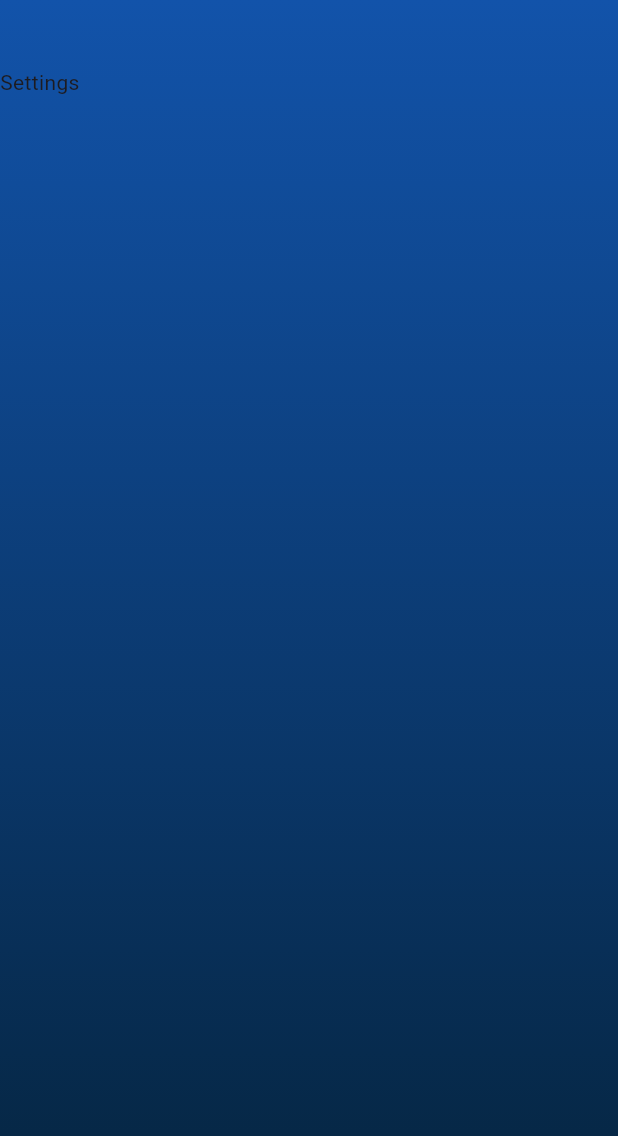
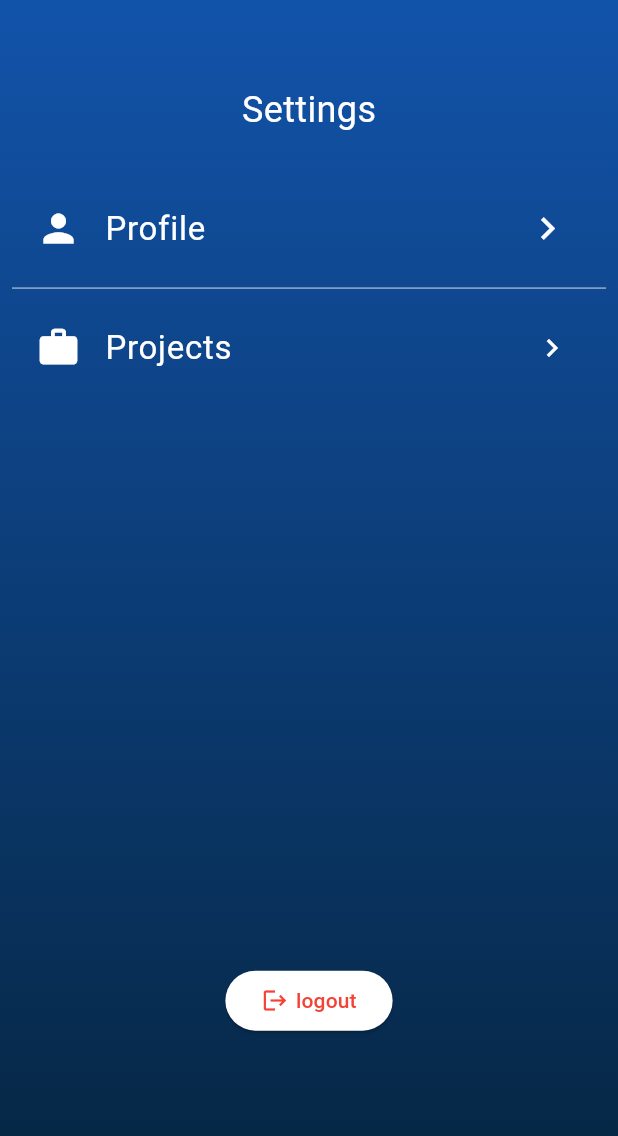
Before and after one commit to Adhamessam2/Todoapp, a Flutter app: the SettingsScreen screen opened directly, on a phone screen of 412 x 824 dp. Shown: the top 1136 px of the screen. Run offline on Flutter 3.47's test engine with Material 3 defaults, Android fonts, the phone set to English and light mode, and no system bars; our stand-ins replace cloud_firestore, firebase_auth, firebase_core, flutter_bloc, flutter_screenutil, smooth_page_indicator and 1 more; accounts and stored records are empty.

Commit message:
profiletap& projects in settings screen

```diff
--- a/lib/features/addTasks/presentation/main_screen.dart
+++ b/lib/features/addTasks/presentation/main_screen.dart
@@ -7,6 +7,7 @@ import 'package:todoapp/features/addTasks/presentation/add_task_screen.dart';
 import 'package:todoapp/features/calendar/calendar_Screen.dart';
 import 'package:todoapp/features/calendar/cubit/calendar_cubit.dart';
 import 'package:todoapp/features/home/presentation/screens/home_screen.dart';
+
 import 'package:todoapp/features/settings/screens/settings_screen.dart';
 
 class MainScreen extends StatelessWidget {
--- /dev/null
+++ b/lib/features/settings/screens/profile_screen.dart
@@ -0,0 +1,10 @@
+import 'package:flutter/material.dart';
+
+class ProfileScreen extends StatelessWidget {
+  const ProfileScreen({super.key});
+
+  @override
+  Widget build(BuildContext context) {
+    return Scaffold();
+  }
+}
--- a/lib/features/settings/screens/settings_screen.dart
+++ b/lib/features/settings/screens/settings_screen.dart
@@ -1,6 +1,10 @@
 import 'package:flutter/material.dart';
+import 'package:flutter_bloc/flutter_bloc.dart';
 import 'package:flutter_screenutil/flutter_screenutil.dart';
 import 'package:todoapp/core/style_manegares/colors.dart';
+import 'package:todoapp/features/auth/cubit/logic.dart';
+import 'package:todoapp/features/auth/cubit/states.dart';
+import 'package:todoapp/features/settings/screens/profile_screen.dart';
 
 class SettingsScreen extends StatefulWidget {
   const SettingsScreen({super.key});
@@ -24,8 +28,84 @@ class _SettingsScreenState extends State<SettingsScreen> {
         backgroundColor: Colors.transparent,
         body: Column(
           children: [
-            SizedBox(height: 40.h),
-            Text('Settings'),
+            SizedBox(height: 50.h),
+            Center(
+              child: Text(
+                'Settings',
+                style: TextStyle(color: Colors.white, fontSize: 24),
+              ),
+            ),
+            SizedBox(height: 23.h),
+            Container(
+              child: Padding(
+                padding: const EdgeInsets.all(8.0),
+                child: Column(
+                  children: [
+                    ListTile(
+                      leading: Icon(
+                        Icons.person,
+                        color: Colors.white,
+                        size: 30,
+                      ),
+                      title: Text(
+                        'Profile',
+                        style: TextStyle(color: Colors.white, fontSize: 22),
+                      ),
+                      trailing: Icon(
+                        Icons.chevron_right,
+                        color: Colors.white,
+                        size: 30,
+                      ),
+                      onTap: () {
+                        Navigator.push(
+                          context,
+                          MaterialPageRoute(
+                            builder: (context) => ProfileScreen(),
+                          ),
+                        );
+                      },
+                    ),
+                    SizedBox(height: 10.h),
+                    Divider(color: Colors.white54, thickness: 1, height: 1),
+                    SizedBox(height: 10.h),
+                    ListTile(
+                      leading: Icon(Icons.work, color: Colors.white, size: 30),
+                      title: Text(
+                        'Projects',
+                        style: TextStyle(color: Colors.white, fontSize: 22),
+                      ),
+                      trailing: Icon(Icons.chevron_right, color: Colors.white),
+                      onTap: () {},
+                    ),
+                    SizedBox(height: 340.h),
+                    BlocBuilder<Authlogic, AuthStates>(
+                      builder: (context, state) {
+                        final cubit = context.read<Authlogic>();
+                        return ElevatedButton(
+                          style: ElevatedButton.styleFrom(
+                            backgroundColor: Colors.white,
+                          ),
+                          onPressed: () {
+                            cubit.logout();
+                          },
+                          child: Row(
+                            mainAxisSize: MainAxisSize.min,
+                            children: [
+                              Icon(Icons.logout, color: Colors.red),
+                              SizedBox(width: 5.w),
+                              Text(
+                                "logout",
+                                style: TextStyle(color: Colors.red),
+                              ),
+                            ],
+                          ),
+                        );
+                      },
+                    ),
+                  ],
+                ),
+              ),
+            ),
           ],
         ),
       ),
```
